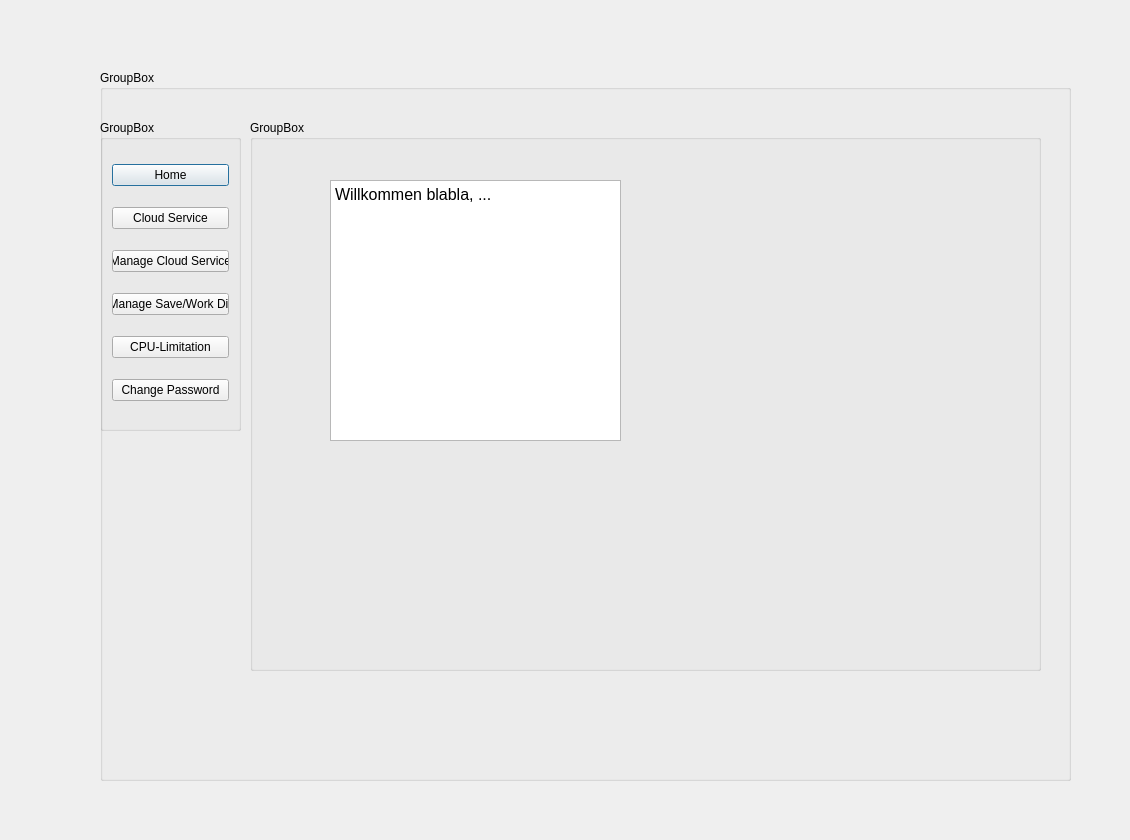
Qt form src/window.ui (hsBoyz/MiniLockSync) before a commit.
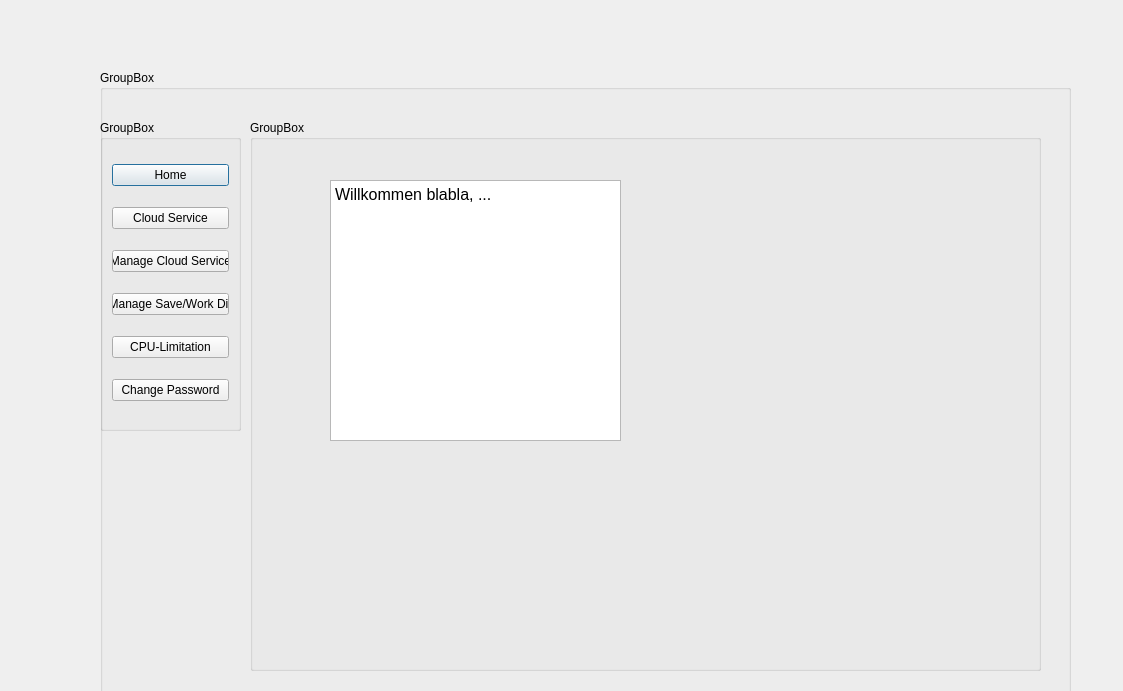
The same form after that commit. The open tabs and pages were chosen to show the change.

```diff
--- a/src/window.ui
+++ b/src/window.ui
@@ -6,8 +6,8 @@
    <rect>
     <x>0</x>
     <y>0</y>
-    <width>1130</width>
-    <height>840</height>
+    <width>1123</width>
+    <height>691</height>
    </rect>
   </property>
   <property name="windowTitle">
```
Left out of the diff: 10 changed lines with no effect on the pictures.
